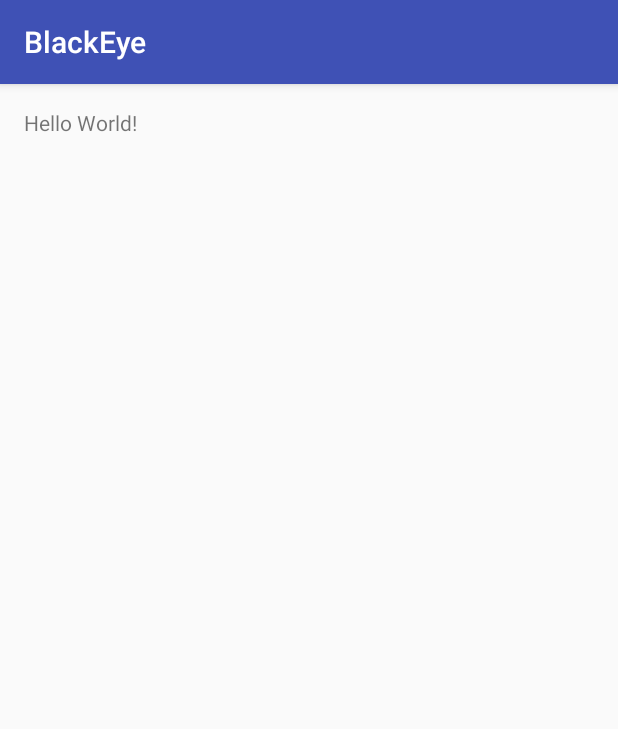
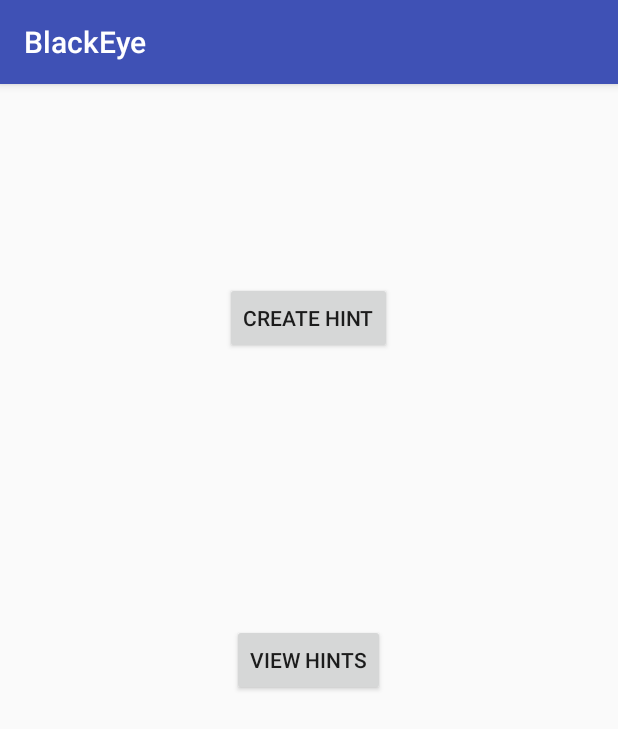
Before and after one commit to kinna884/BlackEye, an Android app: the screen it shows after launch (MainActivity), on a phone screen of 412 x 824 dp. Shown: the top 729 px of the screen. Run offline under Robolectric (Android 15) with nearby library versions, the phone set to English and light mode, and no system bars.

Commit message:
Main Acitivity Layout

```diff
--- a/app/src/main/res/layout/activity_main.xml
+++ b/app/src/main/res/layout/activity_main.xml
@@ -9,8 +9,22 @@
     android:paddingTop="@dimen/activity_vertical_margin"
     tools:context="com.nonvoid.blackeye.MainActivity">
 
-    <TextView
+    <Button
         android:layout_width="wrap_content"
         android:layout_height="wrap_content"
-        android:text="Hello World!" />
+        android:text="Create Hint"
+        android:id="@+id/createHintButton"
+        android:layout_alignParentTop="true"
+        android:onClick="onClick"
+        android:layout_centerHorizontal="true"
+        android:layout_marginTop="116dp" />
+
+    <Button
+        android:layout_width="wrap_content"
+        android:layout_height="wrap_content"
+        android:text="View Hints"
+        android:onClick="onClick"
+        android:id="@+id/viewHintsButton"
+        android:layout_centerVertical="true"
+        android:layout_centerHorizontal="true" />
 </RelativeLayout>
```
